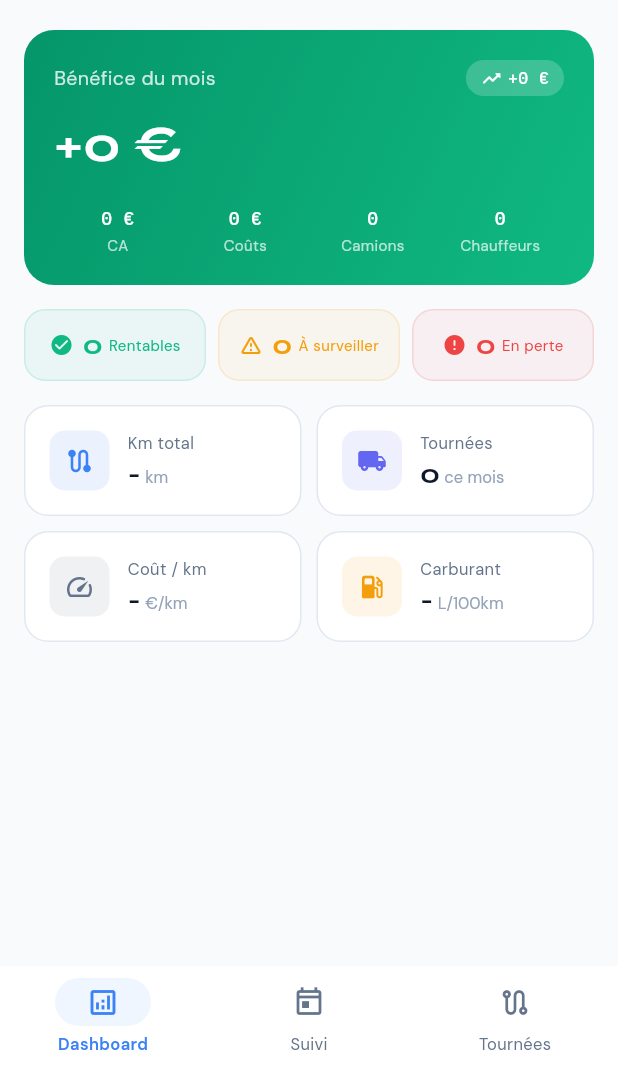
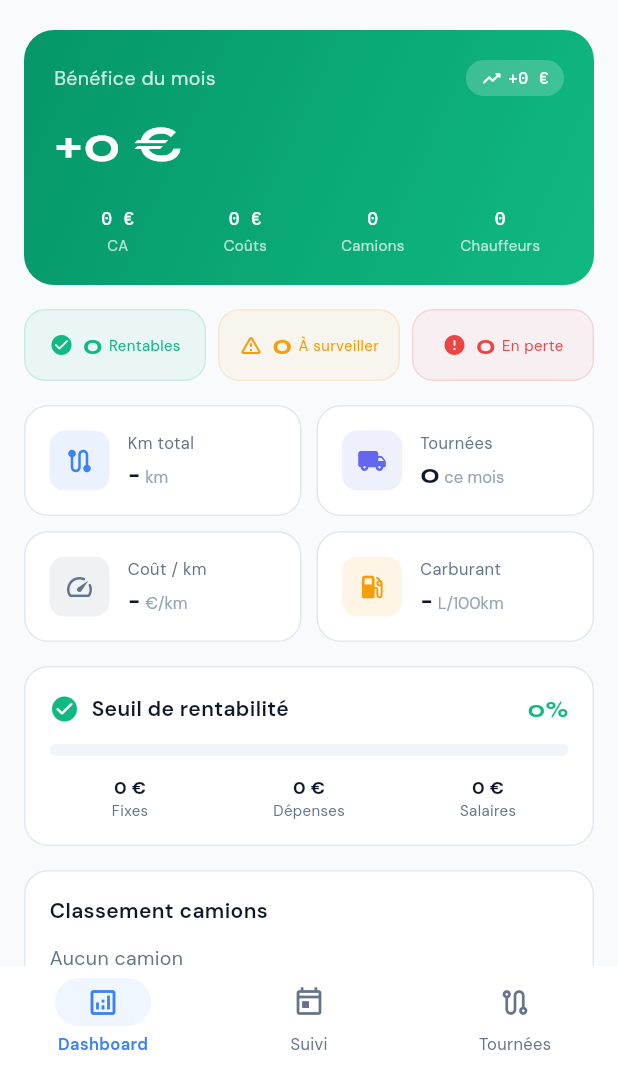
Before and after one commit to contactsmargroupe-13/FleetPilot, a Flutter app: the ManagerShell screen opened directly, on a phone screen of 412 x 824 dp, the part 168-1236 px from its top. Run offline on Flutter 3.47's test engine with Material 3 defaults, Android fonts, the phone set to English and light mode, and no system bars; our stand-ins replace cloud_firestore, file_picker, firebase_auth, firebase_core, flutter_riverpod, flutter_secure_storage and 9 more; accounts and stored records are empty.

Commit message:
Dashboard: seuil + classement par défaut, cartes camion compactes, bouton reset données
Co-Authored-By: Claude Opus 4.6 (1M context) <noreply@anthropic.com>

```diff
--- a/fleetpilot_app/lib/screens/manager_dashboard.dart
+++ b/fleetpilot_app/lib/screens/manager_dashboard.dart
@@ -331,7 +331,7 @@ class _ManagerDashboardPageState extends ConsumerState<ManagerDashboardPage> {
   late DateTime _selectedMonth;
 
   final Set<String> _visibleSections = {
-    'profit', 'sante', 'metrics',
+    'profit', 'sante', 'metrics', 'seuil', 'classement',
   };
 
   final Map<String, TextEditingController> _daysCtrls = {};
@@ -594,156 +594,96 @@ class _ManagerDashboardPageState extends ConsumerState<ManagerDashboardPage> {
         );
       }
 
-      final Color truckBarColor = profitTruck >= 0 ? Colors.green : Colors.red;
+      final Color profitC = profitTruck >= 0 ? DC.success : DC.error;
+      final severity = _analysisSeverity(analysis);
 
       cards.add(
-        Card(
-          child: ClipRRect(
-            borderRadius: BorderRadius.circular(14),
-            child: IntrinsicHeight(
-              child: Row(
-                crossAxisAlignment: CrossAxisAlignment.stretch,
-                children: [
-                  Container(width: 5, color: truckBarColor),
-                  Expanded(
-                    child: Padding(
-                      padding: const EdgeInsets.all(14),
+        Container(
+          margin: const EdgeInsets.only(bottom: 12),
+          decoration: BoxDecoration(
+            color: DC.surface,
+            borderRadius: BorderRadius.circular(16),
+            border: Border.all(color: DC.border),
+          ),
+          child: Column(
+            children: [
+              // Header camion
+              Container(
+                padding: const EdgeInsets.symmetric(horizontal: 16, vertical: 12),
+                decoration: BoxDecoration(
+                  color: profitC.withValues(alpha: 0.05),
+                  borderRadius: const BorderRadius.vertical(top: Radius.circular(16)),
+                ),
+                child: Row(
+                  children: [
+                    Container(
+                      width: 36, height: 36,
+                      decoration: BoxDecoration(
+                        color: profitC.withValues(alpha: 0.12),
+                        borderRadius: BorderRadius.circular(10),
+                      ),
+                      child: Icon(Icons.local_shipping_rounded, color: profitC, size: 18),
+                    ),
+                    const SizedBox(width: 10),
+                    Expanded(
                       child: Column(
                         crossAxisAlignment: CrossAxisAlignment.start,
                         children: [
-                const SizedBox(height: 10),
-                Row(
-                  children: [
-                    Expanded(
-                      child: TextField(
-                        controller: daysCtrl,
-                        keyboardType: TextInputType.number,
-                        decoration: const InputDecoration(
-                          labelText: "Jours travaillés (mois)",
-                          border: OutlineInputBorder(),
-                        ),
-                        onChanged: (_) => setState(() {}),
+                          Text(t.plate, style: DC.mono(13, weight: FontWeight.w700, color: DC.textPrimary)),
+                          if (t.model.isNotEmpty)
+                            Text(t.model, style: DC.body(11, color: DC.textSecondary)),
+                        ],
                       ),
                     ),
-                    const SizedBox(width: 12),
-                    Expanded(
-                      child: _StatBox(
-                        label: "Revenus",
-                        value: "${revenue.toStringAsFixed(0)} €",
-                        icon: Icons.payments_outlined,
-                      ),
+                    Column(
+                      crossAxisAlignment: CrossAxisAlignment.end,
+                      children: [
+                        Text(
+                          '${profitTruck >= 0 ? '+' : ''}${profitTruck.toStringAsFixed(0)} €',
+                          style: DC.title(16, color: profitC),
+                        ),
+                        Container(
+                          padding: const EdgeInsets.symmetric(horizontal: 6, vertical: 2),
+                          decoration: BoxDecoration(
+                            color: _severityColor(severity).withValues(alpha: 0.1),
+                            borderRadius: BorderRadius.circular(6),
+                          ),
+                          child: Text(
+                            'Score ${analysis.score}',
+                            style: DC.mono(10, color: _severityColor(severity)),
+                          ),
+                        ),
+                      ],
                     ),
                   ],
                 ),
-                const SizedBox(height: 10),
-                Row(
+              ),
+              // Données compactes en grille
+              Padding(
+                padding: const EdgeInsets.all(12),
+                child: Column(
                   children: [
-                    Expanded(
-                      child: _StatBox(
-                        label: "Dépenses",
-                        value: "${expenses.toStringAsFixed(0)} €",
-                        icon: Icons.receipt_long,
-                      ),
+                    Row(
+                      children: [
+                        _miniStat('CA', '${revenue.toStringAsFixed(0)} €', Icons.payments_outlined, DC.primary),
+                        _miniStat('Dépenses', '${expenses.toStringAsFixed(0)} €', Icons.receipt_long_outlined, DC.error),
+                        _miniStat('Fixe', '${fixed.toStringAsFixed(0)} €', Icons.home_work_outlined, DC.textSecondary),
+                      ],
                     ),
-                    const SizedBox(width: 12),
-                    Expanded(
-                      child: _StatBox(
-                        label: "Fixe camion",
-                        value: "${fixed.toStringAsFixed(0)} €",
-                        icon: Icons.home_work_outlined,
-                      ),
+                    const SizedBox(height: 8),
+                    Row(
+                      children: [
+                        _miniStat('Km', '${kmTruckMonth.toStringAsFixed(0)}', Icons.route_rounded, const Color(0xFF0D9488)),
+                        _miniStat('Coût/km', kmTruckMonth > 0 ? '${costPerKm.toStringAsFixed(2)} €' : '-', Icons.speed_rounded, const Color(0xFF64748B)),
+                        _miniStat('L/100', litersPer100 > 0 ? litersPer100.toStringAsFixed(1) : '-', Icons.local_gas_station_rounded, const Color(0xFFF59E0B)),
+                      ],
                     ),
                   ],
                 ),
-                const SizedBox(height: 10),
-                Row(
-                  children: [
-                    Expanded(
-                      child: _StatBox(
-                        label: "Carburant",
-                        value: "${fuelExpenses.toStringAsFixed(0)} €",
-                        icon: Icons.local_gas_station_outlined,
-                      ),
-                    ),
-                    const SizedBox(width: 12),
-                    Expanded(
-                      child: _StatBox(
-                        label: "Réparations",
-                        value: "${maintenanceExpenses.toStringAsFixed(0)} €",
-                        icon: Icons.build_outlined,
-                      ),
-                    ),
-                  ],
-                ),
-                const SizedBox(height: 10),
-                Row(
-                  children: [
-                    Expanded(
-                      child: _StatBox(
-                        label: "Km camion",
-                        value: "${kmTruckMonth.toStringAsFixed(0)} km",
-                        icon: Icons.route_outlined,
-                      ),
-                    ),
-                    const SizedBox(width: 12),
-                    Expanded(
-                      child: _StatBox(
-                        label: "Profit camion",
-                        value: "${profitTruck.toStringAsFixed(0)} €",
-                        icon: Icons.trending_up,
-                      ),
-                    ),
-                  ],
-                ),
-                const SizedBox(height: 10),
-                Row(
-                  children: [
-                    Expanded(
-                      child: _StatBox(
-                        label: "Coût / km",
-                        value: kmTruckMonth > 0
-                            ? "${costPerKm.toStringAsFixed(2)} €"
-                            : "-",
-                        icon: Icons.speed_outlined,
-                      ),
-                    ),
-                    const SizedBox(width: 12),
-                    Expanded(
-                      child: _StatBox(
-                        label: "L / 100 km",
-                        value: litersPer100 > 0
-                            ? litersPer100.toStringAsFixed(1)
-                            : "-",
-                        icon: Icons.local_gas_station,
-                      ),
-                    ),
-                  ],
-                ),
-                const SizedBox(height: 10),
-                _ScoreCard(score: analysis.score),
-                const SizedBox(height: 12),
-                _AiAnalysisCard(
-                  analysis: analysis,
-                  severityColor: _severityColor(_analysisSeverity(analysis)),
-                  severityIcon: _severityIcon(_analysisSeverity(analysis)),
-                  severityLabel: _severityLabel(_analysisSeverity(analysis)),
-                  reasons: _analysisReasons(analysis),
-                  actions: _analysisActions(analysis),
-                ),
-              ],
-            ),
-          ),
-          // close Expanded
-          ),
-          // close Row children
-          ],
+              ),
+            ],
+          ),
         ),
-        // close IntrinsicHeight
-        ),
-        // close ClipRRect
-        ),
-      ),
-      // close Card
       );
     }
 
@@ -1441,6 +1381,26 @@ class _ManagerDashboardPageState extends ConsumerState<ManagerDashboardPage> {
         children: [
           Text(value, style: DC.mono(12, color: color)),
           Text(label, style: DC.body(10, color: DC.textSecondary)),
+        ],
+      ),
+    );
+  }
+
+  Widget _miniStat(String label, String value, IconData icon, Color color) {
+    return Expanded(
+      child: Row(
+        children: [
+          Icon(icon, size: 14, color: color.withValues(alpha: 0.6)),
+          const SizedBox(width: 4),
+          Expanded(
+            child: Column(
+              crossAxisAlignment: CrossAxisAlignment.start,
+              children: [
+                Text(value, style: DC.mono(11, weight: FontWeight.w600, color: DC.textPrimary)),
+                Text(label, style: DC.body(9, color: DC.textTertiary)),
+              ],
+            ),
+          ),
         ],
       ),
     );
```
Also changed, not shown: fleetpilot_app/lib/screens/manager_settings.dart (+95 -0 lines).
